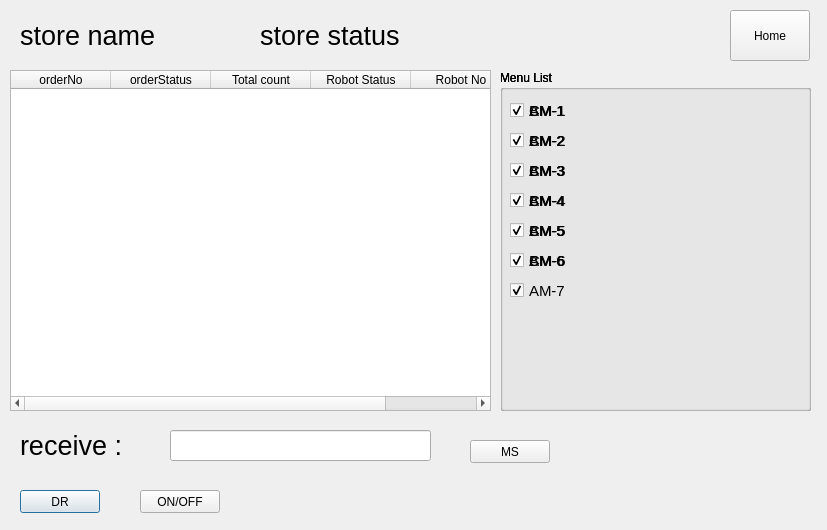
Before: the Qt Designer form store/store.ui in sna145815/Self-driving-airport-work-robot, drawn with Qt 5.
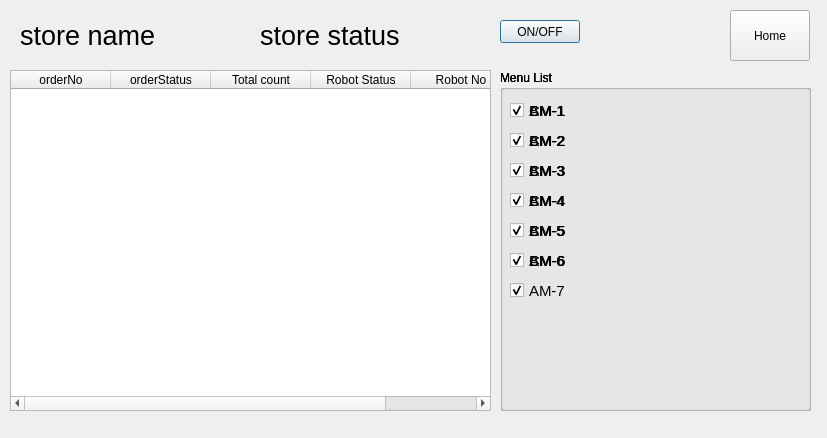
After: the same form once the commit is applied.

Commit message: add Astar algorithm & edit store gui(delete not use btn)

Patch:
```diff
--- a/store/store.ui
+++ b/store/store.ui
@@ -7,43 +7,17 @@
     <x>0</x>
     <y>0</y>
     <width>827</width>
-    <height>530</height>
+    <height>438</height>
    </rect>
   </property>
   <property name="windowTitle">
    <string>Dialog</string>
   </property>
-  <widget class="QPushButton" name="DRbtn">
-   <property name="geometry">
-    <rect>
-     <x>20</x>
-     <y>490</y>
-     <width>80</width>
-     <height>23</height>
-    </rect>
-   </property>
-   <property name="text">
-    <string>DR</string>
-   </property>
-  </widget>
-  <widget class="QPushButton" name="MSbtn">
-   <property name="geometry">
-    <rect>
-     <x>470</x>
-     <y>440</y>
-     <width>80</width>
-     <height>23</height>
-    </rect>
-   </property>
-   <property name="text">
-    <string>MS</string>
-   </property>
-  </widget>
   <widget class="QPushButton" name="SSbtn">
    <property name="geometry">
     <rect>
-     <x>140</x>
-     <y>490</y>
+     <x>500</x>
+     <y>20</y>
      <width>80</width>
      <height>23</height>
     </rect>
@@ -52,39 +26,6 @@
     <string>ON/OFF</string>
    </property>
   </widget>
-  <widget class="QLabel" name="label">
-   <property name="geometry">
-    <rect>
-     <x>20</x>
-     <y>430</y>
-     <width>131</width>
-     <height>31</height>
-    </rect>
-   </property>
-   <property name="font">
-    <font>
-     <pointsize>20</pointsize>
-    </font>
-   </property>
-   <property name="text">
-    <string>receive :</string>
-   </property>
-  </widget>
-  <widget class="QLineEdit" name="lineEdit">
-   <property name="geometry">
-    <rect>
-     <x>170</x>
-     <y>430</y>
-     <width>261</width>
-     <height>31</height>
-    </rect>
-   </property>
-   <property name="font">
-    <font>
-     <pointsize>12</pointsize>
-    </font>
-   </property>
-  </widget>
   <widget class="QPushButton" name="homeBtn">
    <property name="geometry">
     <rect>
```
The commit also changes 5 other files.
